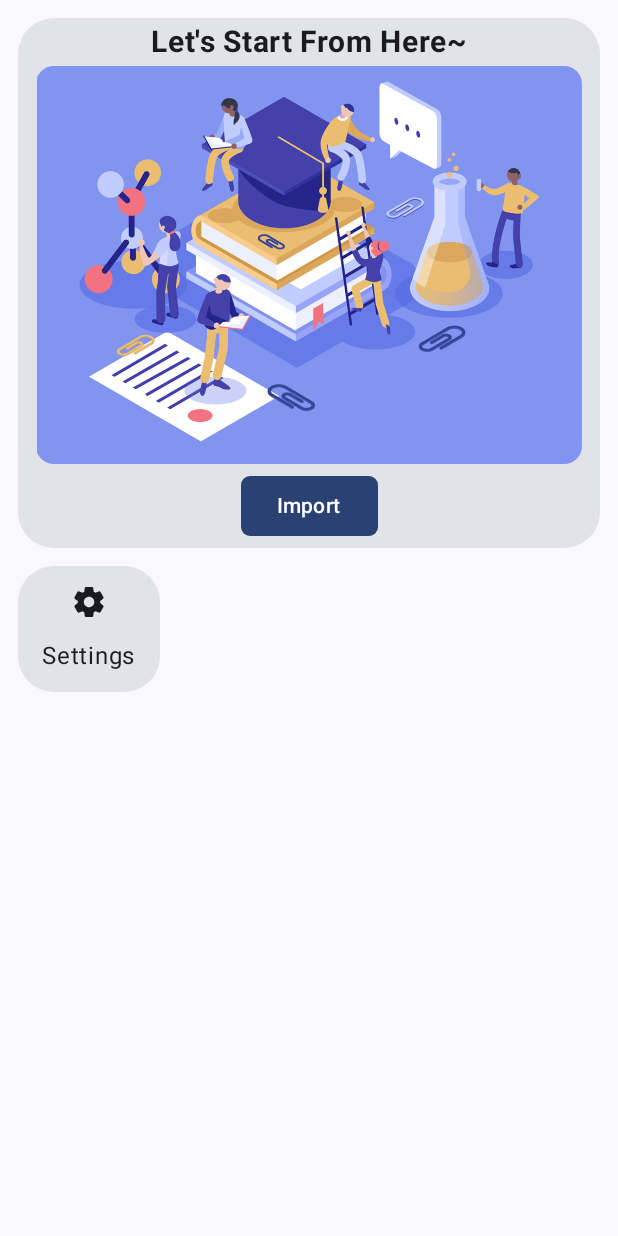
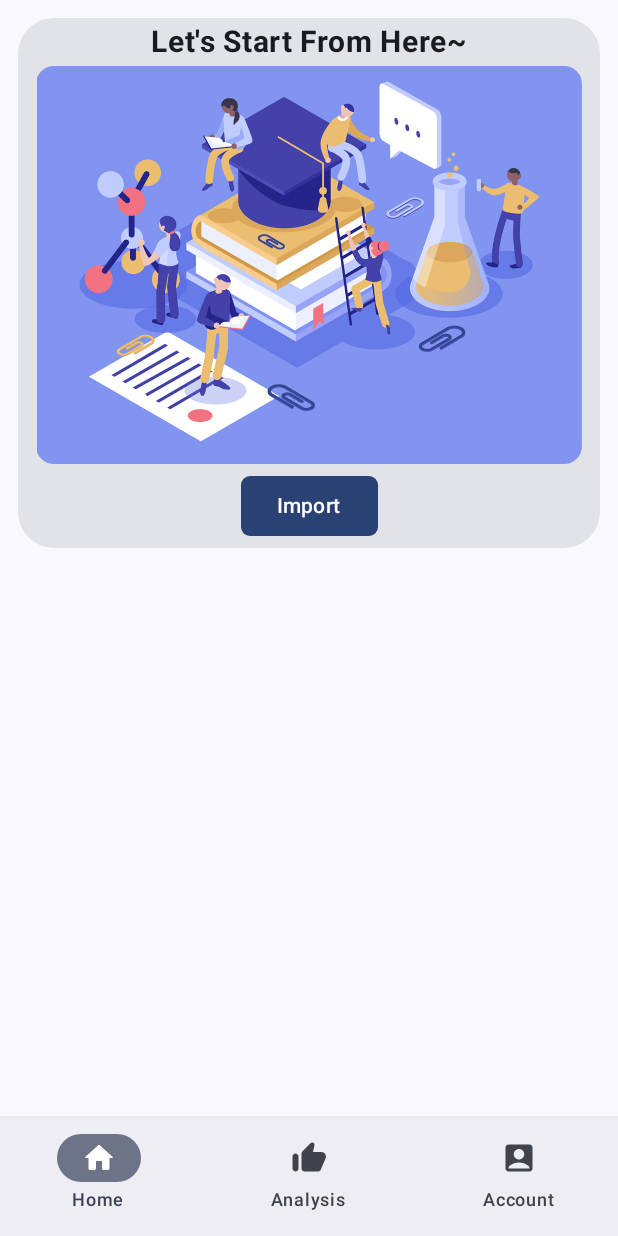
Before and after one commit to Melendez1209/Know_your_learning, an Android app built with Jetpack Compose: the screen it shows after launch (MainActivity), on a phone screen of 412 x 824 dp. Run offline under Robolectric (Android 15) with nearby library versions, the phone set to English and light mode, and no system bars; our stand-ins replace accompanist.

Commit message:
Finished basic navigation bar

```diff
--- a/Android/app/src/main/java/com/melendez/knowyourlearning/MainActivity.kt
+++ b/Android/app/src/main/java/com/melendez/knowyourlearning/MainActivity.kt
@@ -10,7 +10,7 @@ import androidx.navigation.compose.NavHost
 import androidx.navigation.compose.composable
 import androidx.navigation.compose.rememberNavController
 import com.melendez.knowyourlearning.Screen.ImportPage
-import com.melendez.knowyourlearning.Screen.MainPage
+import com.melendez.knowyourlearning.Screen.MainScreen
 import com.melendez.knowyourlearning.Screen.OpeningPage
 import com.melendez.knowyourlearning.Screen.SettingsPage
 import com.melendez.knowyourlearning.ui.theme.KnowYourLearningTheme
@@ -38,7 +38,7 @@ fun NavigationRoot() {
             OpeningPage(navController = navController)
         }
         composable(route = "Main") {
-            MainPage(navController = navController)
+            MainScreen(navController = navController)
         }
         composable(route = "Import") {
             ImportPage(navController = navController)
--- a/Android/app/src/main/java/com/melendez/knowyourlearning/Screen/MainScreen.kt
+++ b/Android/app/src/main/java/com/melendez/knowyourlearning/Screen/MainScreen.kt
@@ -1,120 +1,56 @@
 package com.melendez.knowyourlearning.Screen
 
-import androidx.compose.foundation.Image
-import androidx.compose.foundation.layout.Column
-import androidx.compose.foundation.layout.fillMaxSize
-import androidx.compose.foundation.layout.fillMaxWidth
-import androidx.compose.foundation.layout.padding
-import androidx.compose.foundation.shape.RoundedCornerShape
+import android.annotation.SuppressLint
 import androidx.compose.material.icons.Icons
-import androidx.compose.material.icons.rounded.Settings
-import androidx.compose.material3.Button
-import androidx.compose.material3.Card
+import androidx.compose.material.icons.rounded.AccountBox
+import androidx.compose.material.icons.rounded.Home
+import androidx.compose.material.icons.rounded.ThumbUp
 import androidx.compose.material3.ExperimentalMaterial3Api
 import androidx.compose.material3.Icon
-import androidx.compose.material3.Surface
+import androidx.compose.material3.NavigationBar
+import androidx.compose.material3.NavigationBarItem
+import androidx.compose.material3.Scaffold
 import androidx.compose.material3.Text
 import androidx.compose.runtime.Composable
-import androidx.compose.ui.Alignment
-import androidx.compose.ui.Modifier
-import androidx.compose.ui.res.painterResource
-import androidx.compose.ui.res.stringResource
-import androidx.compose.ui.text.font.FontWeight
+import androidx.compose.runtime.getValue
+import androidx.compose.runtime.mutableStateOf
+import androidx.compose.runtime.remember
+import androidx.compose.runtime.setValue
 import androidx.compose.ui.tooling.preview.Preview
-import androidx.compose.ui.unit.dp
-import androidx.compose.ui.unit.sp
 import androidx.navigation.NavHostController
-import com.melendez.knowyourlearning.Navigation
-import com.melendez.knowyourlearning.R
+import com.melendez.knowyourlearning.Screen.Pages.HomePage
 
-
+@OptIn(ExperimentalMaterial3Api::class)
+@SuppressLint("UnusedMaterial3ScaffoldPaddingParameter")
 @Composable
-fun MainPage(navController: NavHostController) {
-
-    Surface(Modifier.fillMaxSize()) {
-        Column(modifier = Modifier.padding(12.dp)) {
-            MainCard(navController)
-            SettingCard(navController)
-        }
-
+fun MainScreen(navController: NavHostController) {
+    Scaffold(bottomBar = { BottomNavigationBar() }) {
+        HomePage(navController = navController)
     }
 }
 
+@Preview
 @Composable
-fun MainCard(navController: NavHostController) {
-    Card(
-        modifier = Modifier
-            .fillMaxWidth()
-            .padding(bottom = 6.dp),
-        shape = RoundedCornerShape(size = 24.dp)
-    ) {
-        Text(
-            text = stringResource(R.string.start_here),
-            fontSize = 20.sp,
-            fontWeight = FontWeight.Bold,
-            modifier = Modifier
-                .align(alignment = Alignment.CenterHorizontally)
-                .padding(vertical = 4.dp)
-        )
+fun BottomNavigationBar() {
 
-        Card(
-            modifier = Modifier
-                .align(Alignment.CenterHorizontally)
-                .padding(horizontal = 12.dp),
-            shape = RoundedCornerShape(12.dp)
-        ) {
-            Image(
-                painter = painterResource(id = R.drawable.education),
-                contentDescription = "An educational illustration"
+    var selectedItem by remember { mutableStateOf(0) }
+    val items = listOf("Home", "Analysis", "Account")
+
+    NavigationBar() {
+        items.forEachIndexed { index, item ->
+            NavigationBarItem(
+                selected = selectedItem == index,
+                onClick = { selectedItem = index },
+                icon = {
+                    Icon(
+                        imageVector = if (index == 0) Icons.Rounded.Home
+                        else if (index == 1) Icons.Rounded.ThumbUp
+                        else Icons.Rounded.AccountBox,
+                        contentDescription = item
+                    )
+                },
+                label = { Text(item) }
             )
-        }
-
-        Button(
-            onClick = {
-                Navigation(
-                    navController = navController,
-                    Start = "MainCard",
-                    ViewName = "ImportButton",
-                    route = "Import"
-                )
-            },
-            modifier = Modifier
-                .align(Alignment.CenterHorizontally)
-                .padding(vertical = 4.dp),
-            shape = RoundedCornerShape(6.dp)
-        ) {
-            Text(text = stringResource(R.string.importing))
         }
     }
 }
-
-@OptIn(ExperimentalMaterial3Api::class)
-@Composable
-fun SettingCard(navController: NavHostController) {
-    Card(
-        shape = RoundedCornerShape(size = 24.dp),
-        modifier = Modifier.padding(top = 6.dp),
-        onClick = {
-            Navigation(
-                navController = navController,
-                Start = "SettingCard",
-                ViewName = "SettingCard",
-                route = "Settings"
-            )
-        }) {
-        Icon(
-            imageVector = Icons.Rounded.Settings,
-            contentDescription = "Settings",
-            modifier = Modifier
-                .align(alignment = Alignment.CenterHorizontally)
-                .padding(top = 12.dp)
-        )
-        Text(
-            text = stringResource(R.string.settings),
-            fontSize = 16.sp,
-            modifier = Modifier
-                .align(alignment = Alignment.CenterHorizontally)
-                .padding(vertical = 12.dp, horizontal = 16.dp)
-        )
-    }
-}
--- /dev/null
+++ b/Android/app/src/main/java/com/melendez/knowyourlearning/Screen/Pages/HomePgae.kt
@@ -0,0 +1,76 @@
+package com.melendez.knowyourlearning.Screen.Pages
+
+import androidx.compose.foundation.Image
+import androidx.compose.foundation.layout.Column
+import androidx.compose.foundation.layout.fillMaxWidth
+import androidx.compose.foundation.layout.padding
+import androidx.compose.foundation.shape.RoundedCornerShape
+import androidx.compose.material3.Button
+import androidx.compose.material3.Card
+import androidx.compose.material3.Text
+import androidx.compose.runtime.Composable
+import androidx.compose.ui.Alignment
+import androidx.compose.ui.Modifier
+import androidx.compose.ui.res.painterResource
+import androidx.compose.ui.res.stringResource
+import androidx.compose.ui.text.font.FontWeight
+import androidx.compose.ui.unit.dp
+import androidx.compose.ui.unit.sp
+import androidx.navigation.NavHostController
+import com.melendez.knowyourlearning.Navigation
+import com.melendez.knowyourlearning.R
+
+@Composable
+fun HomePage(navController: NavHostController){
+    Column(modifier = Modifier.padding(12.dp)) {
+        MainCard(navController = navController)
+    }
+}
+
+@Composable
+fun MainCard(navController: NavHostController) {
+    Card(
+        modifier = Modifier
+            .fillMaxWidth()
+            .padding(bottom = 6.dp),
+        shape = RoundedCornerShape(size = 24.dp)
+    ) {
+        Text(
+            text = stringResource(R.string.start_here),
+            fontSize = 20.sp,
+            fontWeight = FontWeight.Bold,
+            modifier = Modifier
+                .align(alignment = Alignment.CenterHorizontally)
+                .padding(vertical = 4.dp)
+        )
+
+        Card(
+            modifier = Modifier
+                .align(Alignment.CenterHorizontally)
+                .padding(horizontal = 12.dp),
+            shape = RoundedCornerShape(12.dp)
+        ) {
+            Image(
+                painter = painterResource(id = R.drawable.education),
+                contentDescription = "An educational illustration"
+            )
+        }
+
+        Button(
+            onClick = {
+                Navigation(
+                    navController = navController,
+                    Start = "MainCard",
+                    ViewName = "ImportButton",
+                    route = "Import"
+                )
+            },
+            modifier = Modifier
+                .align(Alignment.CenterHorizontally)
+                .padding(vertical = 4.dp),
+            shape = RoundedCornerShape(6.dp)
+        ) {
+            Text(text = stringResource(R.string.importing))
+        }
+    }
+}
--- a/Android/build.gradle
+++ b/Android/build.gradle
@@ -1,6 +1,6 @@
 // Top-level build file where you can add configuration options common to all sub-projects/modules.
 plugins {
-    id 'com.android.application' version '8.1.0-alpha02' apply false
-    id 'com.android.library' version '8.1.0-alpha02' apply false
+    id 'com.android.application' version '8.1.0-alpha04' apply false
+    id 'com.android.library' version '8.1.0-alpha04' apply false
     id 'org.jetbrains.kotlin.android' version '1.7.20' apply false
 }
```
Also changed, not shown: Android/gradle/wrapper/gradle-wrapper.properties.
